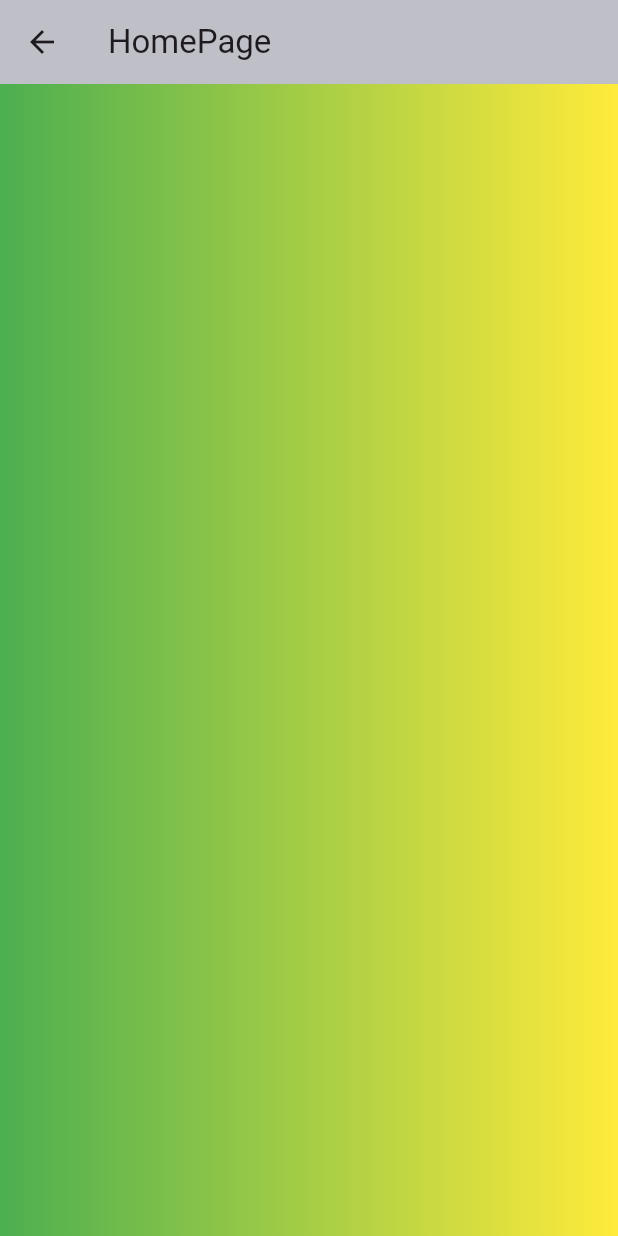
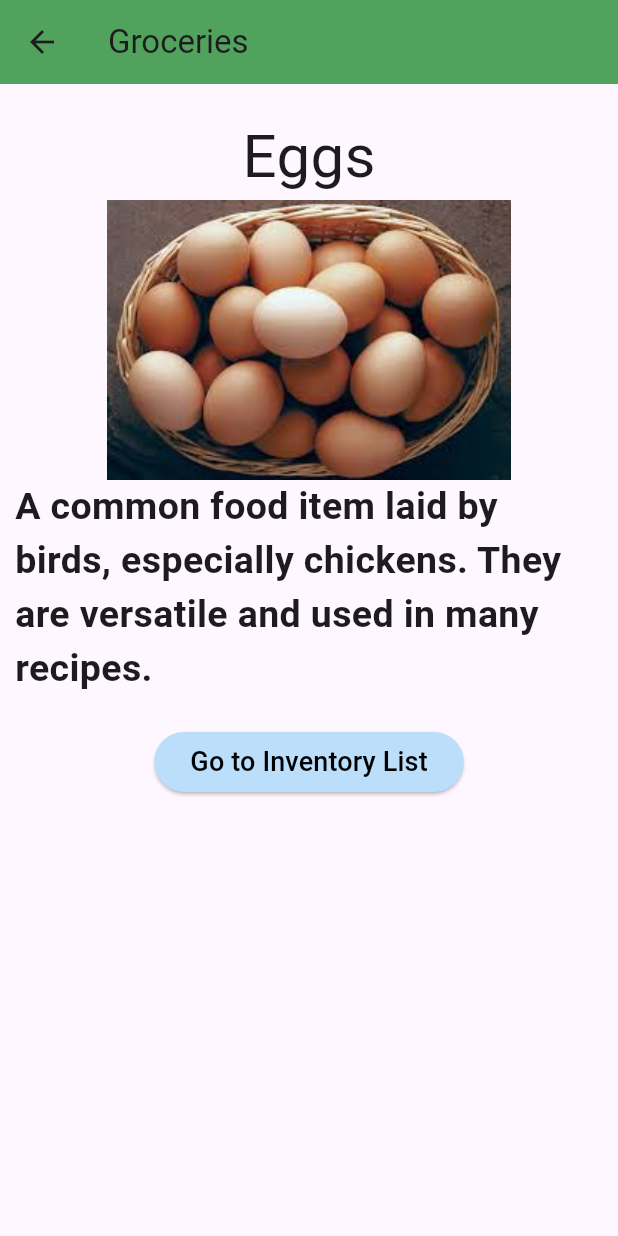
Before and after one commit to ogiki477/inventory_management_system, a Flutter app: the screen it shows after launch, item 2 of the bottom bar chosen, after a tap on "Groceries", on a phone screen of 412 x 824 dp. Run offline on Flutter 3.47's test engine with Material 3 defaults, Android fonts, the phone set to English and light mode, and no system bars; our stand-ins replace flutter_dotenv.

Commit message:
first task work
Here I created the detail screens and how they Navigate with the home, inventory page

```diff
--- /dev/null
+++ b/lib/Screens/DetailScreens/groceryscreen.dart
@@ -0,0 +1,64 @@
+import 'package:flutter/material.dart';
+
+class GroceryScreen extends StatelessWidget {
+  const GroceryScreen({super.key});
+
+  @override
+  build(context) {
+    return Scaffold(
+      appBar: AppBar(
+        title: const Text(
+          "Groceries",
+          style: TextStyle(
+            fontWeight: FontWeight.normal,
+          ),
+        ),
+        backgroundColor: Colors.green,
+        elevation: 20,
+      ),
+      body: Column(
+        children: [
+          Container(
+            padding: EdgeInsets.all(10),
+            child: Column(
+              children: [
+                const SizedBox(
+                  height: 10,
+                ),
+                const Text(
+                  "Eggs",
+                  style: TextStyle(fontSize: 40),
+                ),
+                Image.asset('assets/images/eggs.jpeg'),
+                const Text(
+                  "A common food item laid by birds, especially chickens. They are versatile and used in many recipes.",
+                  style: TextStyle(
+                    fontWeight: FontWeight.bold,
+                    fontSize: 25,
+                  ),
+                ),
+              ],
+            ),
+          ),
+          Container(
+            padding: EdgeInsets.all(10),
+            child: ElevatedButton(
+                style: ElevatedButton.styleFrom(
+                  backgroundColor: Colors.blue[100],
+                ),
+                onPressed: () {
+                  Navigator.pushNamed(context, '/inventory');
+                },
+                child: const Text(
+                  "Go to Inventory List",
+                  style: TextStyle(
+                    color: Colors.black,
+                    fontSize: 18,
+                  ),
+                )),
+          ),
+        ],
+      ),
+    );
+  }
+}
--- a/lib/Screens/homescreen.dart
+++ b/lib/Screens/homescreen.dart
@@ -1,22 +1,62 @@
 import 'package:flutter/material.dart';
+import 'package:flutter/widgets.dart';
 
 class HomeScreen extends StatelessWidget {
   const HomeScreen({super.key});
   @override
   build(context) {
     return Scaffold(
-      appBar: AppBar(
-        title: const Text("HomePage"),
-        backgroundColor: const Color.fromARGB(255, 205, 209, 205),
-        elevation: 20,
+      // appBar: AppBar(
+      //   title: const Text("HomePage"),
+      //   backgroundColor: const Color.fromARGB(255, 205, 209, 205),
+      //   elevation: 20,
+      // ),
+      body: Column(
+        children: [
+          const Card(
+            color: Color.fromARGB(255, 221, 207, 166),
+            child: Text(
+              "Wecome to the Home Page",
+              style: TextStyle(
+                fontSize: 50,
+                fontStyle: FontStyle.normal,
+                fontWeight: FontWeight.bold,
               ),
-      body: Container(
+            ),
+          ),
+          Expanded(
+            child: Container(
+              height: 50,
               decoration: const BoxDecoration(
                   gradient: LinearGradient(colors: [
                 Colors.green,
                 Colors.yellow,
               ])),
             ),
+          ),
+          Column(
+            children: [
+              Container(
+                padding: EdgeInsets.all(10),
+                child: ElevatedButton(
+                    style: ElevatedButton.styleFrom(
+                      backgroundColor: Colors.blue[100],
+                    ),
+                    onPressed: () {
+                      Navigator.pushNamed(context, '/inventory');
+                    },
+                    child: const Text(
+                      "Go to Inventory List",
+                      style: TextStyle(
+                        color: Colors.black,
+                        fontSize: 18,
+                      ),
+                    )),
+              ),
+            ],
+          ),
+        ],
+      ),
     );
   }
 }
--- a/lib/Screens/inventoryscreen.dart
+++ b/lib/Screens/inventoryscreen.dart
@@ -1,5 +1,8 @@
 import 'package:flutter/material.dart';
-import 'package:inventory_management_system/Screens/homescreen.dart';
+import 'package:inventory_management_system/Screens/DetailScreens/clothingscreen.dart';
+import 'package:inventory_management_system/Screens/DetailScreens/electronicscreen.dart';
+import 'package:inventory_management_system/Screens/DetailScreens/groceryscreen.dart';
+import 'package:inventory_management_system/Screens/DetailScreens/homeappliancescreen.dart';
 
 class InventoryScreen extends StatelessWidget {
   const InventoryScreen({super.key});
@@ -15,6 +18,10 @@ class InventoryScreen extends StatelessWidget {
         //color: Colors.green,
         child: ListView(
           children: [
+            const SizedBox(
+              height: 20,
+            ),
+            const Divider(),
             ListTile(
               title: const Text(
                 "Electronics",
@@ -36,7 +43,9 @@ class InventoryScreen extends StatelessWidget {
               onTap: () {
                 Navigator.push(
                   context,
-                  MaterialPageRoute(builder: (context) => const HomeScreen()),
+                  MaterialPageRoute(
+                    builder: (context) => const ElectronicScreen(),
+                  ),
                 );
               },
             ),
@@ -58,12 +67,13 @@ class InventoryScreen extends StatelessWidget {
                 ),
               ),
               leading: const Icon(Icons.local_grocery_store),
-              trailing: const Icon(
-                Icons.chevron_right,
-                color: Colors.blue,
-              ),
+              trailing: const Icon(Icons.chevron_right),
               onTap: () {
-                Navigator.pushNamed(context, '/homepage');
+                Navigator.push(
+                  context,
+                  MaterialPageRoute(
+                      builder: (context) => const GroceryScreen()),
+                );
               },
             ),
             const Divider(),
@@ -87,38 +97,74 @@ class InventoryScreen extends StatelessWidget {
               trailing: const Icon(Icons.chevron_right),
               onTap: () {
                 Navigator.push(
-                  context,
-                  MaterialPageRoute(builder: (context) => const HomeScreen()),
-                );
+                    context,
+                    MaterialPageRoute(
+                        builder: (context) => const HomeApplianceScreen()));
               },
             ),
-            Divider(),
+            const Divider(),
             ListTile(
               title: const Text(
-                "Office Supplies",
+                "Clothing",
                 style: TextStyle(
                     fontWeight: FontWeight.bold,
                     color: Colors.blue,
                     fontSize: 28),
               ),
               subtitle: const Text(
-                "Comprises of items commonly used in offices",
+                "Comprises of apparel items",
                 style: TextStyle(
                   fontWeight: FontWeight.normal,
                   color: Colors.black,
                   fontSize: 18,
                 ),
               ),
-              leading: const Icon(Icons.local_post_office),
-              trailing: const Icon(
-                Icons.chevron_right,
-                color: Colors.blue,
-              ),
+              leading: const Icon(Icons.collections_sharp),
+              trailing: const Icon(Icons.chevron_right),
               onTap: () {
-                Navigator.pushNamed(context, '/homepage');
+                Navigator.push(
+                  context,
+                  MaterialPageRoute(
+                      builder: (context) => const ClothingScreen()),
+                );
               },
             ),
             const Divider(),
+            Container(
+              padding: EdgeInsets.all(10),
+              child: ElevatedButton(
+                  style: ElevatedButton.styleFrom(
+                    backgroundColor: Colors.blue[100],
+                  ),
+                  onPressed: () {
+                    Navigator.pushNamed(context, '/home');
+                  },
+                  child: const Text(
+                    "Go to HomePage",
+                    style: TextStyle(
+                      color: Colors.black,
+                      fontSize: 18,
+                    ),
+                  )),
+            ),
+            const Divider(),
+            Container(
+              padding: EdgeInsets.all(10),
+              child: ElevatedButton(
+                  style: ElevatedButton.styleFrom(
+                    backgroundColor: Colors.green[100],
+                  ),
+                  onPressed: () {
+                    Navigator.pushNamed(context, '/welcome');
+                  },
+                  child: const Text(
+                    "Go to Welcome Page",
+                    style: TextStyle(
+                      color: Colors.black,
+                      fontSize: 18,
+                    ),
+                  )),
+            ),
           ],
         ),
       ),
--- a/lib/main.dart
+++ b/lib/main.dart
@@ -1,5 +1,6 @@
 import 'package:flutter/material.dart';
 import 'package:inventory_management_system/Screens/homescreen.dart';
+import 'package:inventory_management_system/Screens/inventoryscreen.dart';
 import 'package:inventory_management_system/starterpage.dart';
 import 'package:flutter_dotenv/flutter_dotenv.dart';
 
@@ -13,11 +14,12 @@
   @override
   build(context) {
     return MaterialApp(
-      debugShowCheckedModeBanner: false,
-      home: StarterPage('${dotenv.env['APP_NAME']}'),
-      routes: {
-        '/homepage': (context) => const HomeScreen(),
-      },
-    );
+        debugShowCheckedModeBanner: false,
+        home: StarterPage('${dotenv.env['APP_NAME']}'),
+        routes: {
+          '/home': (context) => const HomeScreen(),
+          '/inventory': (context) => const InventoryScreen(),
+          '/welcome': (context) => StarterPage('${dotenv.env['APP_NAME']}'),
+        });
   }
 }
--- a/pubspec.yaml
+++ b/pubspec.yaml
@@ -61,7 +61,9 @@ flutter:
 
   # To add assets to your application, add an assets section, like this:
   assets:
+    - assets/images/
     - .env
+
 
   # An image asset can refer to one or more resolution-specific "variants", see
   # https://flutter.dev/assets-and-images/#resolution-aware
```
Also changed, not shown: lib/Screens/DetailScreens/clothingscreen.dart (added, +59 -0 lines), lib/Screens/DetailScreens/electronicscreen.dart (added, +59 -0 lines), lib/Screens/DetailScreens/homeappliancescreen.dart (added, +59 -0 lines), lib/starterpage.dart (+0 -9 lines), assets/images/Dell1.jpg (added), assets/images/beans.webp (added), assets/images/cloth.jpeg (added), assets/images/eggs.jpeg (added), assets/images/fridge.jpeg (added), assets/images/shirts.jpg (added). Lines whose indentation alone changed are shown as unchanged.
